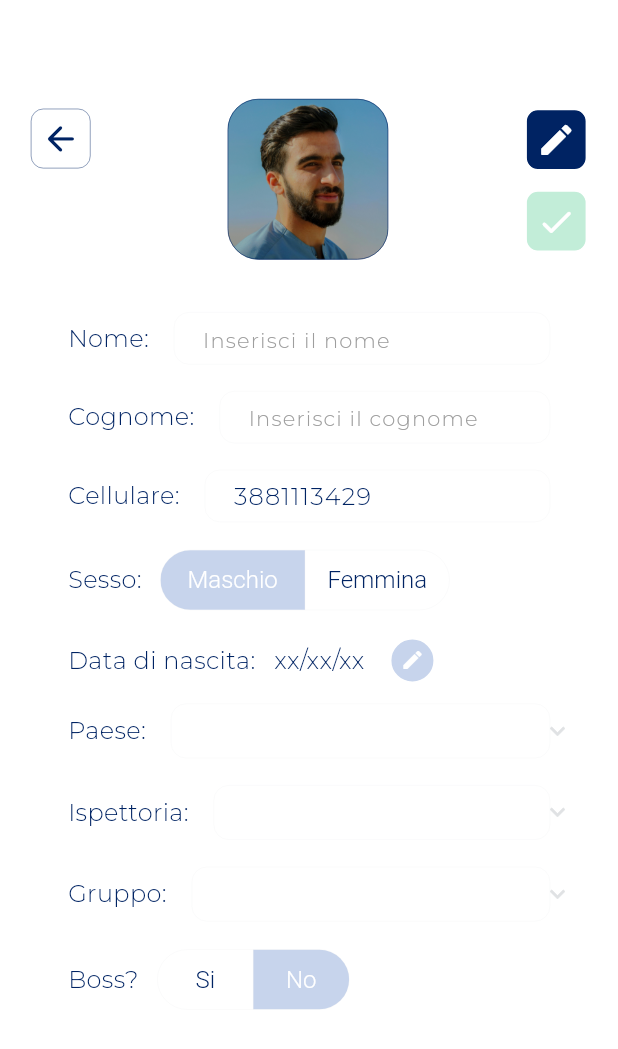
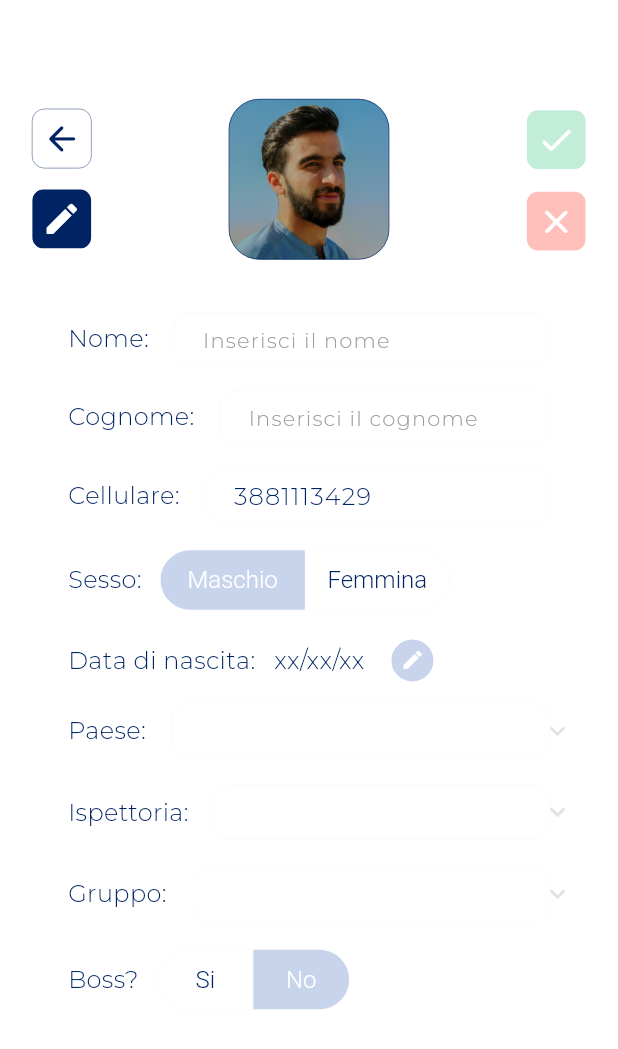
Before and after one commit to Geremia98/MGSApp, a Flutter app: the PersonalScreen screen opened directly, on a phone screen of 412 x 824 dp. Shown: the top 1049 px of the screen. Run offline on Flutter 3.47's test engine with Material 3 defaults, Android fonts, the phone set to English and light mode, and no system bars; our stand-ins replace cloud_firestore, dotted_border, firebase_auth, firebase_core, firebase_storage, image_cropper and 3 more; missing offline and left inert: dart:ffi; accounts and stored records are empty; project files that could hold a hidden picture were left out.

Commit message:
PersonalScreen finita. Manca collegare Firebase

```diff
--- a/lib/screens/main_screens/personal_screen.dart
+++ b/lib/screens/main_screens/personal_screen.dart
@@ -1,8 +1,3 @@
-//boss si/no
-
-//Se è boss mettere un positioned,
-//come un pallino o una piccola label sulla foto profilo
-
 import 'package:flutter/material.dart';
 import 'package:mgs_app2/models/user_model.dart';
 import 'package:mgs_app2/screens/login_screens/registration_controller.dart';
@@ -15,7 +10,6 @@ import 'package:mgs_app2/widgets/home_page_widgets/my_profile_pic.dart';
 import 'package:mgs_app2/widgets/personal_page_widgets/my_squared_icon_button.dart';
 import 'package:mgs_app2/widgets/personal_page_widgets/selector_for_personal_screen.dart';
 import 'package:mgs_app2/widgets/personal_page_widgets/text_form_field_for_personal_screen.dart';
-
 import 'package:mgs_app2/widgets/registration_screens_widgets/my_date_picker.dart';
 import 'package:mgs_app2/widgets/registration_screens_widgets/my_segmented_button.dart';
 
@@ -48,6 +42,7 @@ class PersonalScreenState extends State<PersonalScreen> {
     _selectedUserGender = {UserModel.gender};
     _isModifyOptionEnable = false;
     super.initState();
+    print('Init state chiamato');
   }
 
   void updateUserInfo() {
@@ -59,6 +54,17 @@ class PersonalScreenState extends State<PersonalScreen> {
     UserModel.ispettoria = controller.ispettoria;
     UserModel.group = controller.group;
     UserModel.bossCode = controller.bossCode;
+  }
+
+  void ricostruisciWidgetConValoriIniziali(BuildContext context) {
+    Navigator.pushReplacement(
+      context,
+      PageRouteBuilder(
+        pageBuilder: (_, __, ___) => const PersonalScreen(),
+        transitionDuration: Duration.zero,
+        reverseTransitionDuration: Duration.zero,
+      ),
+    );
   }
 
   @override
@@ -82,20 +88,15 @@ class PersonalScreenState extends State<PersonalScreen> {
                 crossAxisAlignment: CrossAxisAlignment.start,
                 mainAxisAlignment: MainAxisAlignment.spaceBetween,
                 children: [
+                  Column(
+                    children: [
                       GoBackButton(
                         icon: Icons.arrow_back_rounded,
                         onTap: () {
                           Navigator.pop(context);
                         },
-                      appConfig: appConfig),
-                  MyProfilePicture(
                         appConfig: appConfig,
-                      profileImage: 'assets/images/male.jpg',
-                      borderRadius: personalePageProfilePicBorderRadius,
-                      borderThickness: personaPageProfilePicBorderThickness,
-                      dimension: personalPageProfilePicDimension),
-                  Column(
-                    children: [
+                      ),
                       MySquaredIconButton(
                         activeColor: appConfig.getTheme().primaryColor,
                         disabledColor: appConfig.getTheme().splashColor,
@@ -107,6 +108,17 @@ class PersonalScreenState extends State<PersonalScreen> {
                           });
                         },
                       ),
+                    ],
+                  ),
+                  MyProfilePicture(
+                    appConfig: appConfig,
+                    profileImage: 'assets/images/male.jpg',
+                    borderRadius: personalePageProfilePicBorderRadius,
+                    borderThickness: personaPageProfilePicBorderThickness,
+                    dimension: personalPageProfilePicDimension,
+                  ),
+                  Column(
+                    children: [
                       MySquaredIconButton(
                         activeColor: Theme.of(context)
                             .extension<CustomColors>()!
@@ -121,7 +133,21 @@ class PersonalScreenState extends State<PersonalScreen> {
                             updateUserInfo();
                             _isModifyOptionEnable = !_isModifyOptionEnable;
                           });
-                          })
+                        },
+                      ),
+                      MySquaredIconButton(
+                        activeColor: Theme.of(context)
+                            .extension<CustomColors>()!
+                            .enabledUndoSquaredButton,
+                        disabledColor: Theme.of(context)
+                            .extension<CustomColors>()!
+                            .disabledUndoSquaredButton,
+                        icon: Icons.close_rounded,
+                        isEnable: _isModifyOptionEnable,
+                        onTap: () {
+                          ricostruisciWidgetConValoriIniziali(context);
+                        },
+                      ),
                     ],
                   )
                 ],
@@ -179,7 +205,8 @@ class PersonalScreenState extends State<PersonalScreen> {
                     title: 'Sesso: ',
                     leftValue: UserGender.male,
                     rightValue: UserGender.female,
-                      isEnable: _isModifyOptionEnable),
+                    isEnable: _isModifyOptionEnable,
+                  ),
                   SizedBox(
                     height: appConfig.getHeight() * 0.5,
                   ),
@@ -191,7 +218,8 @@ class PersonalScreenState extends State<PersonalScreen> {
                       final DateTime? dateNascita = await showDatePicker(
                         context: context,
                         firstDate: DateTime(1960),
-                          lastDate: DateTime(2014));
+                        lastDate: DateTime(2014),
+                      );
                       if (dateNascita != null) {
                         setState(() {
                           controller.setBirthday(dateNascita);
@@ -205,21 +233,24 @@ class PersonalScreenState extends State<PersonalScreen> {
                     controller.country,
                     onValueChange: (String value) =>
                         controller.setCountry(value),
-                      title: 'Paese: '),
+                    title: 'Paese: ',
+                  ),
                   SelectorForPersonalScreen(
                     isEnable: _isModifyOptionEnable,
                     constantDropDownIspettoriaList,
                     controller.ispettoria,
                     onValueChange: (String value) =>
                         {controller.setIspettoria(value)},
-                      title: 'Ispettoria: '),
+                    title: 'Ispettoria: ',
+                  ),
                   SelectorForPersonalScreen(
                     isEnable: _isModifyOptionEnable,
                     constantDropDownGroupList,
                     controller.group,
                     onValueChange: (String value) =>
                         controller.setGroup(value),
-                      title: 'Gruppo: '),
+                    title: 'Gruppo: ',
+                  ),
                   MySegmentedButton(
                     isEnable: _isModifyOptionEnable,
                     leftString: 'Si',
@@ -232,7 +263,8 @@ class PersonalScreenState extends State<PersonalScreen> {
                         _selectedBoss = value;
                       });
                     },
-                      title: 'Boss? '),
+                    title: 'Boss? ',
+                  ),
                   controller.bossCode.isNotEmpty || _selectedBoss.first == true
                       ? buildMyTextFormField(
                           obscureText: true,
--- a/lib/utilities/my_colors.dart
+++ b/lib/utilities/my_colors.dart
@@ -4,17 +4,24 @@ import 'package:flutter/material.dart';
 class CustomColors extends ThemeExtension<CustomColors> {
   final Color enabledCheckSquaredButton;
   final Color disabledCheckSquaredButton;
+  final Color enabledUndoSquaredButton;
+  final Color disabledUndoSquaredButton;
 
   const CustomColors({
     required this.enabledCheckSquaredButton,
     required this.disabledCheckSquaredButton,
+    required this.disabledUndoSquaredButton,
+    required this.enabledUndoSquaredButton,
   });
 
   @override
-  CustomColors copyWith({Color? coloreMio1, Color? coloreMio2}) {
+  CustomColors copyWith({Color? enabledCheckSquaredButton, Color? disabledCheckSquaredButton, Color? enabledUndoSquaredButton, Color? disabledUndoSquaredButton}) {
     return CustomColors(
-      enabledCheckSquaredButton: coloreMio1 ?? this.enabledCheckSquaredButton,
-      disabledCheckSquaredButton: coloreMio2 ?? this.disabledCheckSquaredButton,
+      enabledCheckSquaredButton: enabledCheckSquaredButton ?? this.enabledCheckSquaredButton,
+      disabledCheckSquaredButton: disabledCheckSquaredButton ?? this.disabledCheckSquaredButton,
+      enabledUndoSquaredButton: enabledCheckSquaredButton ?? this.enabledCheckSquaredButton,
+      disabledUndoSquaredButton: disabledCheckSquaredButton ?? this.disabledCheckSquaredButton,
+
     );
   }
 
@@ -22,18 +29,26 @@ class CustomColors extends ThemeExtension<CustomColors> {
   CustomColors lerp(ThemeExtension<CustomColors>? other, double t) {
     if (other is! CustomColors) return this;
     return CustomColors(
-      enabledCheckSquaredButton: Color.lerp(enabledCheckSquaredButton, other.enabledCheckSquaredButton, t)!,
-      disabledCheckSquaredButton: Color.lerp(disabledCheckSquaredButton, other.disabledCheckSquaredButton, t)!,
+      enabledCheckSquaredButton: Color.lerp(
+          enabledCheckSquaredButton, other.enabledCheckSquaredButton, t)!,
+      disabledCheckSquaredButton: Color.lerp(
+          disabledCheckSquaredButton, other.disabledCheckSquaredButton, t)!,
+      enabledUndoSquaredButton: Color.lerp(enabledUndoSquaredButton, other.enabledUndoSquaredButton, t)!,
+      disabledUndoSquaredButton: Color.lerp(disabledUndoSquaredButton, other.disabledUndoSquaredButton, t)!,
     );
   }
 
   static const light = CustomColors(
     enabledCheckSquaredButton: Color.fromARGB(255, 45, 230, 141),
     disabledCheckSquaredButton: Color.fromARGB(255, 194, 237, 216),
+    enabledUndoSquaredButton: Color.fromARGB(255, 213, 40, 28),
+    disabledUndoSquaredButton: Color.fromARGB(255, 255, 191, 186),
   );
 
   static const dark = CustomColors(
     enabledCheckSquaredButton: Color.fromARGB(255, 133, 251, 194),
     disabledCheckSquaredButton: Color.fromARGB(255, 134, 165, 150),
+    enabledUndoSquaredButton: Color.fromARGB(255, 252, 81, 69),
+    disabledUndoSquaredButton: Color.fromARGB(255, 152, 66, 60),
   );
 }
--- a/lib/utilities/my_theme_data.dart
+++ b/lib/utilities/my_theme_data.dart
@@ -110,7 +110,7 @@ final ThemeData _darkTheme = ThemeData(
 
   //colore Description della schermata Evento in dettaglio
   /*coloreDescriptionTestDay*/dividerColor:  const Color.fromARGB(255, 40, 59, 93),
-  /*coloreDisabledButtonDay*/disabledColor: const Color.fromARGB(255, 205, 218, 241),
+  /*coloreDisabledButtonDay*/disabledColor: const Color.fromARGB(255, 121, 129, 144),
   /*coloreErroreDay*/indicatorColor:  const Color.fromARGB(255, 227, 46, 33),
 
 );
```
Lines whose indentation alone changed are shown as unchanged.
